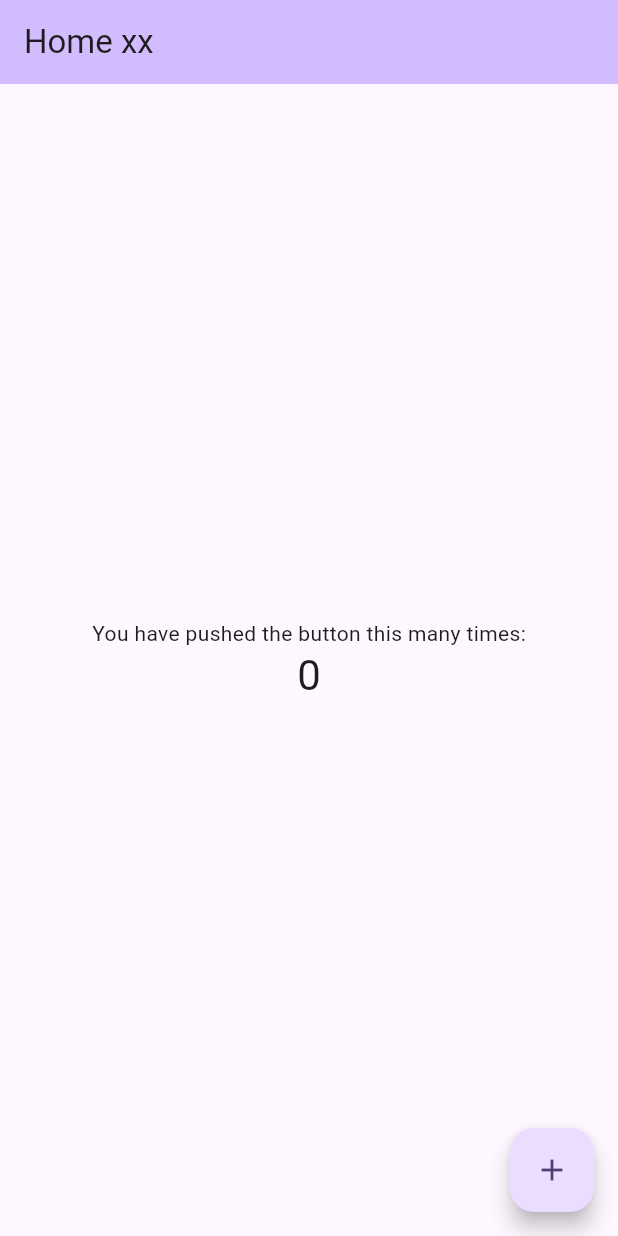
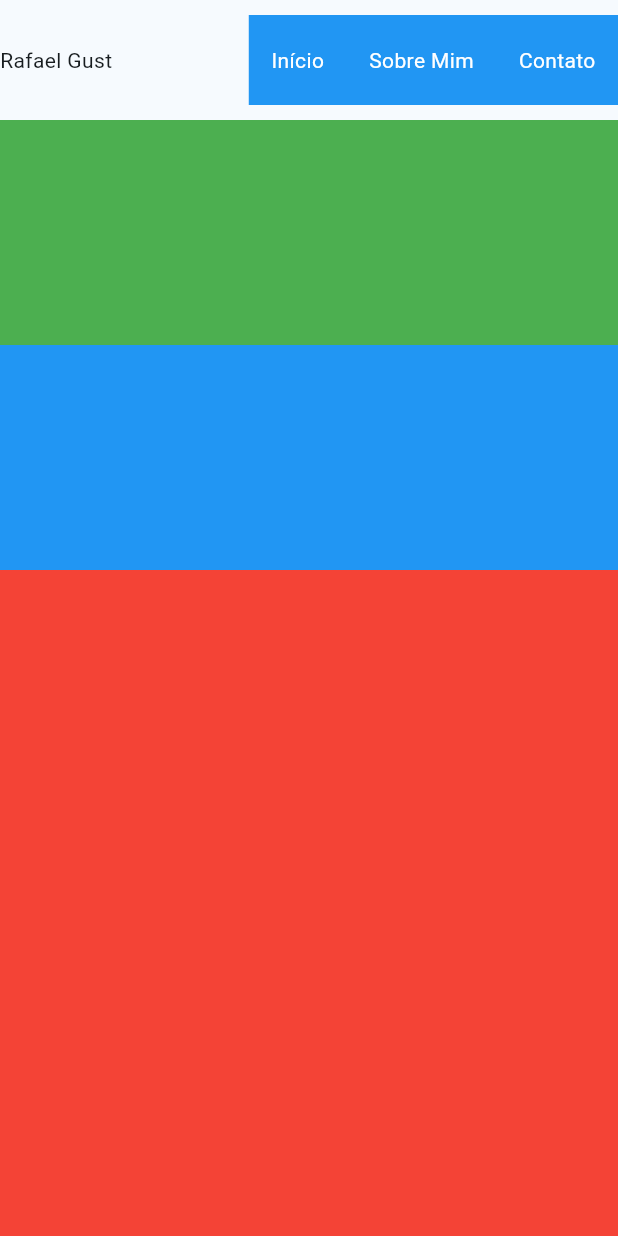
Before and after one commit to rafaelgust/portfolio_flutter, a Flutter app: the screen it shows after launch, on a phone screen of 412 x 824 dp. Run offline on Flutter 3.47's test engine with Material 2 defaults, Android fonts, the light colour scheme and no system bars; our stand-ins replace go_router.

Commit message:
refactor: style home view and add navbar

```diff
--- a/lib/app/app_widget.dart
+++ b/lib/app/app_widget.dart
@@ -9,7 +9,9 @@ class MyApp extends StatelessWidget {
     return MaterialApp.router(
       title: 'Flutter Demo',
       theme: ThemeData(
-        colorScheme: ColorScheme.fromSeed(seedColor: Colors.deepPurple),
+        colorScheme: ColorScheme.fromSeed(
+          seedColor: const Color.fromARGB(255, 247, 248, 250),
+        ),
         useMaterial3: true,
       ),
       debugShowCheckedModeBanner: false,
--- a/lib/app/routes.dart
+++ b/lib/app/routes.dart
@@ -16,9 +16,7 @@ class AppRouter {
         builder: (context, state) {
           return DeferredRoute(
             home_view.loadLibrary,
-            () => home_view.MyHomePage(
-              title: 'Home',
-            ),
+            () => home_view.HomeView(),
           );
         },
       ),
--- /dev/null
+++ b/lib/core/utils/responsive_widget.dart
@@ -0,0 +1,27 @@
+import 'package:flutter/material.dart';
+
+class ResponsiveWidget extends StatelessWidget {
+  final Widget mobile;
+  final Widget tablet;
+  final Widget desktop;
+
+  const ResponsiveWidget({
+    super.key,
+    required this.mobile,
+    required this.tablet,
+    required this.desktop,
+  });
+
+  @override
+  Widget build(BuildContext context) {
+    return LayoutBuilder(builder: (context, constraints) {
+      if (constraints.maxWidth < 600) {
+        return mobile;
+      } else if (constraints.maxWidth < 900) {
+        return tablet;
+      } else {
+        return desktop;
+      }
+    });
+  }
+}
--- a/lib/modules/home/views/home_view.dart
+++ b/lib/modules/home/views/home_view.dart
@@ -1,89 +1,41 @@
 import 'package:flutter/material.dart';
+import 'package:portfolio/core/utils/responsive_widget.dart';
 
-class MyHomePage extends StatefulWidget {
-  const MyHomePage({super.key, required this.title});
+import '../widgets/nav/nav_bar.dart';
 
-  // This widget is the home page of your application. It is stateful, meaning
-  // that it has a State object (defined below) that contains fields that affect
-  // how it looks.
-
-  // This class is the configuration for the state. It holds the values (in this
-  // case the title) provided by the parent (in this case the App widget) and
-  // used by the build method of the State. Fields in a Widget subclass are
-  // always marked "final".
-
-  final String title;
+class HomeView extends StatefulWidget {
+  const HomeView({super.key});
 
   @override
-  State<MyHomePage> createState() => _MyHomePageState();
+  State<HomeView> createState() => _HomeViewState();
 }
 
-class _MyHomePageState extends State<MyHomePage> {
-  int _counter = 0;
-
-  void _incrementCounter() {
-    setState(() {
-      // This call to setState tells the Flutter framework that something has
-      // changed in this State, which causes it to rerun the build method below
-      // so that the display can reflect the updated values. If we changed
-      // _counter without calling setState(), then the build method would not be
-      // called again, and so nothing would appear to happen.
-      _counter++;
-    });
-  }
-
+class _HomeViewState extends State<HomeView> {
   @override
   Widget build(BuildContext context) {
-    // This method is rerun every time setState is called, for instance as done
-    // by the _incrementCounter method above.
-    //
-    // The Flutter framework has been optimized to make rerunning build methods
-    // fast, so that you can just rebuild anything that needs updating rather
-    // than having to individually change instances of widgets.
     return Scaffold(
-      appBar: AppBar(
-        // TRY THIS: Try changing the color here to a specific color (to
-        // Colors.amber, perhaps?) and trigger a hot reload to see the AppBar
-        // change color while the other colors stay the same.
-        backgroundColor: Theme.of(context).colorScheme.inversePrimary,
-        // Here we take the value from the MyHomePage object that was created by
-        // the App.build method, and use it to set our appbar title.
-        title: Text('${widget.title} xx'),
+      body: ListView(
+        children: [
+          const SizedBox(
+            height: 80,
+            child: Row(
+              mainAxisAlignment: MainAxisAlignment.spaceBetween,
+              children: [
+                Text('Rafael Gust'),
+                NavBar(),
+              ],
+            ),
+          ),
+          ResponsiveWidget(
+            mobile: Container(height: 150, color: Colors.green),
+            tablet: Container(height: 150, color: Colors.blue),
+            desktop: Container(height: 150, color: Colors.pink),
+          ),
+          Container(height: 150, color: Colors.blue),
+          Container(height: 500, color: Colors.red),
+          Container(height: 900, color: Colors.orange),
+        ],
       ),
-      body: Center(
-        // Center is a layout widget. It takes a single child and positions it
-        // in the middle of the parent.
-        child: Column(
-          // Column is also a layout widget. It takes a list of children and
-          // arranges them vertically. By default, it sizes itself to fit its
-          // children horizontally, and tries to be as tall as its parent.
-          //
-          // Column has various properties to control how it sizes itself and
-          // how it positions its children. Here we use mainAxisAlignment to
-          // center the children vertically; the main axis here is the vertical
-          // axis because Columns are vertical (the cross axis would be
-          // horizontal).
-          //
-          // TRY THIS: Invoke "debug painting" (choose the "Toggle Debug Paint"
-          // action in the IDE, or press "p" in the console), to see the
-          // wireframe for each widget.
-          mainAxisAlignment: MainAxisAlignment.center,
-          children: <Widget>[
-            const Text(
-              'You have pushed the button this many times:',
-            ),
-            Text(
-              '$_counter',
-              style: Theme.of(context).textTheme.headlineMedium,
-            ),
-          ],
-        ),
-      ),
-      floatingActionButton: FloatingActionButton(
-        onPressed: _incrementCounter,
-        tooltip: 'Increment',
-        child: const Icon(Icons.add),
-      ), // This trailing comma makes auto-formatting nicer for build methods.
     );
   }
 }
--- /dev/null
+++ b/lib/modules/home/widgets/nav/nav_bar.dart
@@ -0,0 +1,35 @@
+import 'package:flutter/material.dart';
+
+import 'nav_item.dart';
+
+class NavBar extends StatelessWidget {
+  const NavBar({super.key});
+
+  @override
+  Widget build(BuildContext context) {
+    return Container(
+      height: 60,
+      color: Colors.blue,
+      child: Row(
+        mainAxisAlignment: MainAxisAlignment.spaceBetween,
+        children: [
+          NavItem(
+              title: 'Início',
+              onTap: () {
+                // Navegar para tela inicial
+              }),
+          NavItem(
+              title: 'Sobre Mim',
+              onTap: () {
+                // Navegar para Sobre Mim
+              }),
+          NavItem(
+              title: 'Contato',
+              onTap: () {
+                // Navegar para Contato
+              }),
+        ],
+      ),
+    );
+  }
+}
--- /dev/null
+++ b/lib/modules/home/widgets/nav/nav_item.dart
@@ -0,0 +1,25 @@
+import 'package:flutter/material.dart';
+
+class NavItem extends StatelessWidget {
+  final String title;
+  final Function onTap;
+
+  const NavItem({super.key, required this.title, required this.onTap});
+
+  @override
+  Widget build(BuildContext context) {
+    return InkWell(
+      onTap: () => onTap(),
+      child: Container(
+        padding: const EdgeInsets.all(5.0),
+        margin: const EdgeInsets.symmetric(horizontal: 10.0),
+        child: Text(
+          title,
+          style: const TextStyle(
+            color: Colors.white,
+          ),
+        ),
+      ),
+    );
+  }
+}
```
